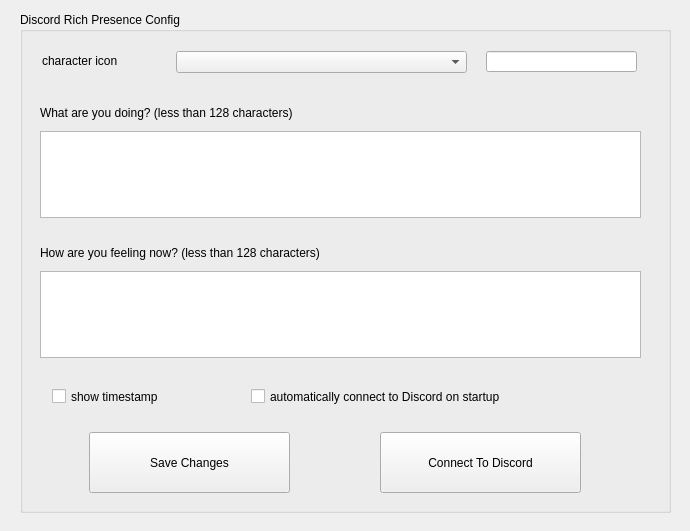
The window that gui/qtui/ui_rpc.ui (chinosk6/Trainers-Legend-G-External-Plugin) describes before a commit, drawn with Qt 5.
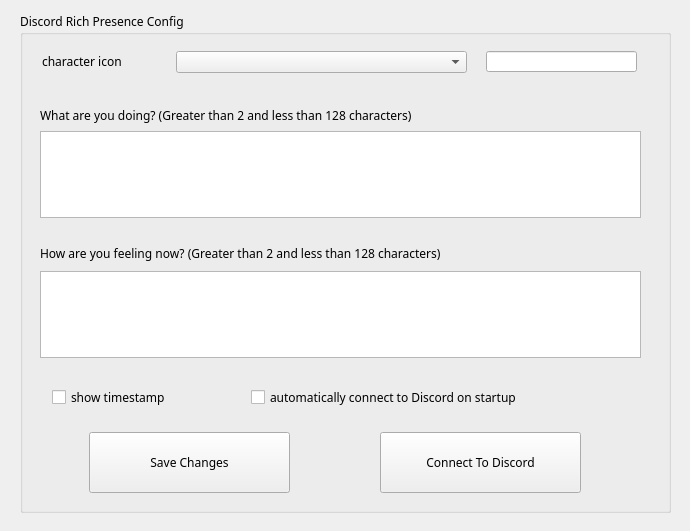
The same window after the commit.

```diff
--- a/gui/qtui/ui_rpc.ui
+++ b/gui/qtui/ui_rpc.ui
@@ -10,6 +10,11 @@
     <height>531</height>
    </rect>
   </property>
+  <property name="font">
+   <font>
+    <family>Microsoft YaHei</family>
+   </font>
+  </property>
   <property name="windowTitle">
    <string>umamusume RPC</string>
   </property>
@@ -65,11 +70,11 @@
        <x>20</x>
        <y>93</y>
        <width>591</width>
-       <height>16</height>
+       <height>21</height>
       </rect>
      </property>
      <property name="text">
-      <string>What are you doing? (less than 128 characters)</string>
+      <string>What are you doing? (Greater than 2 and less than 128 characters)</string>
      </property>
     </widget>
     <widget class="QTextEdit" name="textEdit_text_1">
@@ -102,7 +107,7 @@
       </rect>
      </property>
      <property name="text">
-      <string>How are you feeling now? (less than 128 characters)</string>
+      <string>How are you feeling now? (Greater than 2 and less than 128 characters)</string>
      </property>
     </widget>
     <widget class="QCheckBox" name="checkBox_show_timestamp">
@@ -111,7 +116,7 @@
        <x>32</x>
        <y>375</y>
        <width>171</width>
-       <height>19</height>
+       <height>21</height>
       </rect>
      </property>
      <property name="text">
@@ -150,7 +155,7 @@
        <x>231</x>
        <y>375</y>
        <width>401</width>
-       <height>19</height>
+       <height>21</height>
       </rect>
      </property>
      <property name="text">
```
